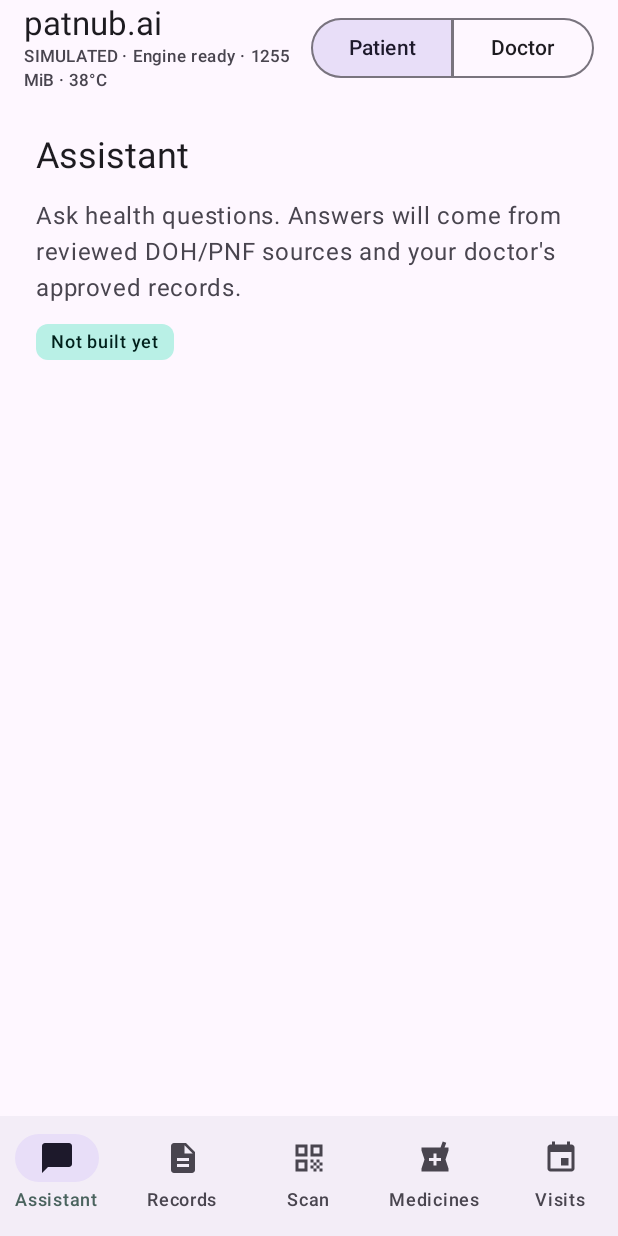
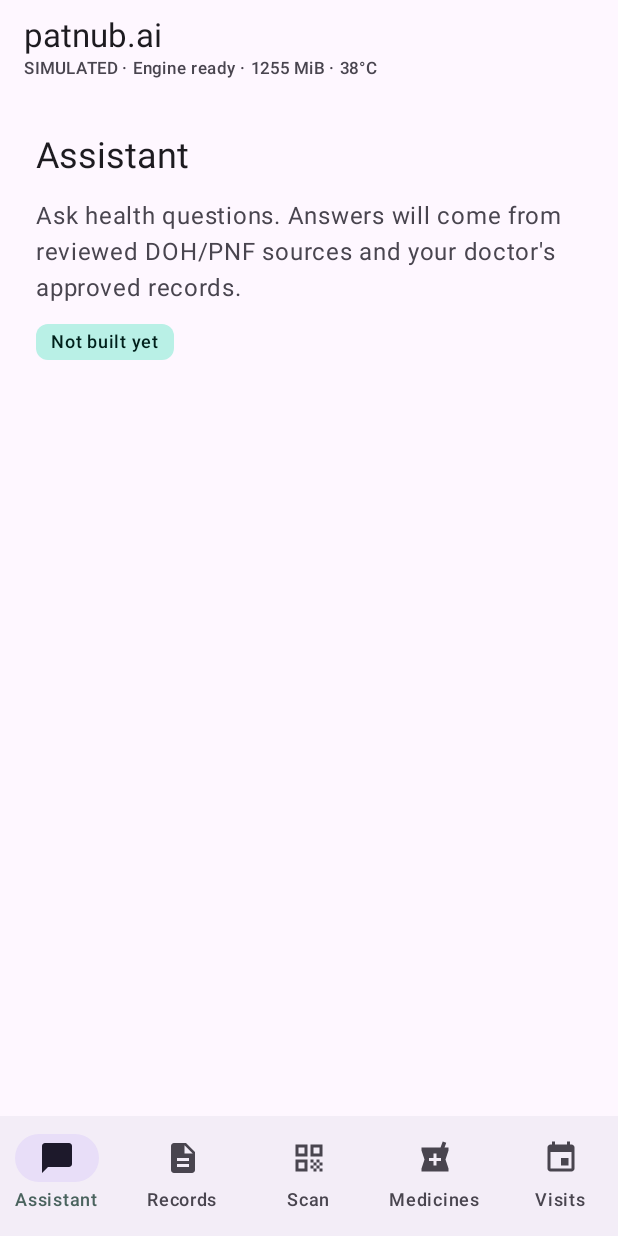
Before and after one commit to SussyMarlony/ELITS-HACKATHON-2026, an Android app built with Jetpack Compose: the screen it shows after launch (MainActivity), on a phone screen of 412 x 824 dp. Run offline under Robolectric (Android 15) with nearby library versions, the phone set to English and light mode, and no system bars; our stand-ins replace Room's generated code; libraries missing offline, so code that uses them is left out: androidx.room3, androidx.sqlite.driver; 2 statements that could not run were skipped.

Commit message:
refactor(patnub-ai): make the app patient-only, remove Doctor view and role switch
Clinicians move to the offline doctor-web PWA (spec v1.2).

Co-Authored-By: Claude Opus 5.5 <noreply@anthropic.com>

```diff
--- a/patnub-ai/app/src/main/java/ai/patnub/ui/PatnubApp.kt
+++ b/patnub-ai/app/src/main/java/ai/patnub/ui/PatnubApp.kt
@@ -4,21 +4,15 @@ import ai.patnub.R
 import ai.patnub.engine.Engine
 import ai.patnub.engine.FakeEngine
 import ai.patnub.ui.components.EngineStatusPill
-import ai.patnub.ui.doctor.DoctorScreen
-import ai.patnub.ui.doctor.DoctorStep
 import ai.patnub.ui.patient.PatientNavigationBar
 import ai.patnub.ui.patient.PatientScreen
 import ai.patnub.ui.patient.PatientTab
 import ai.patnub.ui.theme.PatnubTheme
-import androidx.annotation.StringRes
 import androidx.compose.foundation.layout.Column
 import androidx.compose.foundation.layout.fillMaxSize
 import androidx.compose.foundation.layout.padding
 import androidx.compose.material3.ExperimentalMaterial3Api
 import androidx.compose.material3.Scaffold
-import androidx.compose.material3.SegmentedButton
-import androidx.compose.material3.SegmentedButtonDefaults
-import androidx.compose.material3.SingleChoiceSegmentedButtonRow
 import androidx.compose.material3.Text
 import androidx.compose.material3.TopAppBar
 import androidx.compose.runtime.Composable
@@ -29,69 +23,36 @@ import androidx.compose.runtime.setValue
 import androidx.compose.ui.Modifier
 import androidx.compose.ui.res.stringResource
 import androidx.compose.ui.tooling.preview.Preview
-import androidx.compose.ui.unit.dp
-
-/** Who is using the phone right now. Real sign-in replaces this switch in a later phase. */
-enum class Role(@StringRes val label: Int) {
-    Patient(R.string.role_patient),
-    Doctor(R.string.role_doctor),
-}
 
 /**
- * Root of the app: one Scaffold whose top bar holds the Patient/Doctor switch.
- * The bottom navigation bar is shown only in the Patient view.
+ * Root of the patient app: top bar with the engine status pill, five patient tabs.
+ * Clinicians use the separate offline web app in `doctor-web/` (spec v1.2).
  */
 @Composable
 fun PatnubApp(engine: Engine) {
-    var role by rememberSaveable { mutableStateOf(Role.Patient) }
     var patientTab by rememberSaveable { mutableStateOf(PatientTab.Assistant) }
-    var doctorStep by rememberSaveable { mutableStateOf(DoctorStep.WriteNote) }
 
     Scaffold(
-        topBar = {
-            PatnubTopBar(engine = engine, role = role, onRoleChange = { role = it })
-        },
-        bottomBar = {
-            if (role == Role.Patient) {
-                PatientNavigationBar(selected = patientTab, onSelect = { patientTab = it })
-            }
-        },
+        topBar = { PatnubTopBar(engine = engine) },
+        bottomBar = { PatientNavigationBar(selected = patientTab, onSelect = { patientTab = it }) },
     ) { innerPadding ->
-        val contentModifier = Modifier
-            .fillMaxSize()
-            .padding(innerPadding)
-        when (role) {
-            Role.Patient -> PatientScreen(tab = patientTab, modifier = contentModifier)
-            Role.Doctor -> DoctorScreen(
-                step = doctorStep,
-                onStepChange = { doctorStep = it },
-                modifier = contentModifier,
-            )
-        }
+        PatientScreen(
+            tab = patientTab,
+            modifier = Modifier
+                .fillMaxSize()
+                .padding(innerPadding),
+        )
     }
 }
 
 @OptIn(ExperimentalMaterial3Api::class)
 @Composable
-private fun PatnubTopBar(engine: Engine, role: Role, onRoleChange: (Role) -> Unit) {
+private fun PatnubTopBar(engine: Engine) {
     TopAppBar(
         title = {
             Column {
                 Text(stringResource(R.string.app_name))
                 EngineStatusPill(engine)
-            }
-        },
-        actions = {
-            SingleChoiceSegmentedButtonRow(modifier = Modifier.padding(end = 12.dp)) {
-                Role.entries.forEachIndexed { index, option ->
-                    SegmentedButton(
-                        selected = role == option,
-                        onClick = { onRoleChange(option) },
-                        shape = SegmentedButtonDefaults.itemShape(index = index, count = Role.entries.size),
-                        icon = {},
-                        label = { Text(stringResource(option.label)) },
-                    )
-                }
             }
         },
     )
--- a/patnub-ai/app/src/main/res/values/strings.xml
+++ b/patnub-ai/app/src/main/res/values/strings.xml
@@ -1,8 +1,6 @@
 <resources>
     <string name="app_name">patnub.ai</string>
 
-    <string name="role_patient">Patient</string>
-    <string name="role_doctor">Doctor</string>
     <string name="engine_offline">Engine not connected</string>
     <string name="engine_loading">Engine loading…</string>
     <string name="engine_ready">Engine ready</string>
@@ -22,15 +20,5 @@
     <string name="placeholder_medicines">Look up a medicine or scan its packaging.</string>
     <string name="placeholder_visits">Prepare questions before a visit, or write a recap after one.</string>
 
-    <string name="doctor_step_write">Write note</string>
-    <string name="doctor_step_review">Review AI draft</string>
-    <string name="doctor_step_issue">Issue QR</string>
-    <string name="placeholder_doctor_write">Write the consultation note in English or Taglish.</string>
-    <string name="placeholder_doctor_review">Check and correct the structured fields before approving.</string>
-    <string name="placeholder_doctor_issue">Share the approved record with the patient as a single-use QR code.</string>
-    <string name="action_back">Back</string>
-    <string name="action_next">Next</string>
-    <string name="action_start_over">Start over</string>
-
     <string name="coming_soon">Not built yet</string>
 </resources>
```
Also changed, not shown: patnub-ai/app/src/main/java/ai/patnub/ui/doctor/DoctorScreens.kt (deleted, +0 -108 lines), 2 other files.
